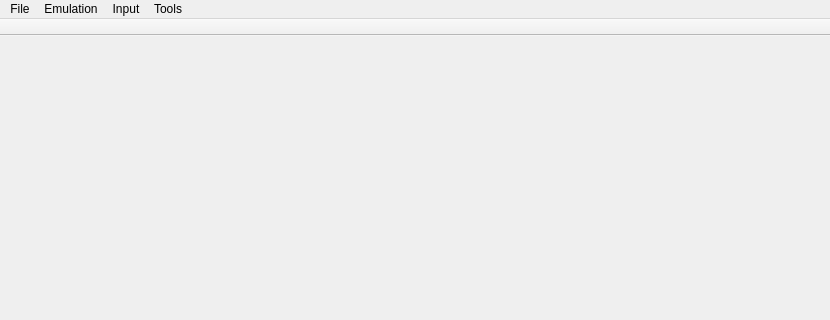
This is src/gui/main_window.ui in ProgrammierPatrick/c64pp as Qt 5 draws it before an edit; both pictures show x 0 to 830 and y 0 to 320 of the 830 by 656 pixel window. The edited form follows.
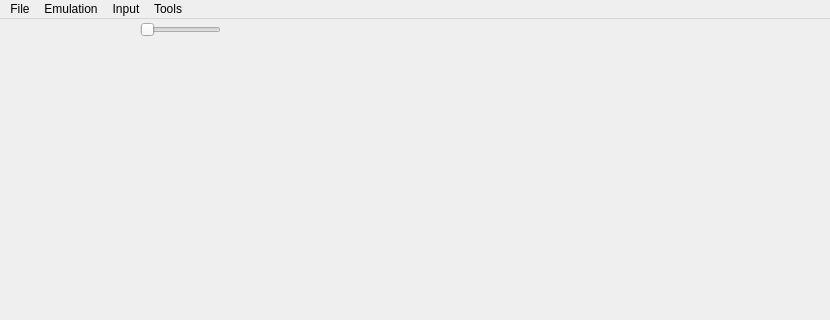
This is the edited form.

```diff
--- a/src/gui/main_window.ui
+++ b/src/gui/main_window.ui
@@ -17,10 +17,10 @@
    <widget class="QFrame" name="mainScreenFrame">
     <property name="geometry">
      <rect>
-      <x>10</x>
-      <y>10</y>
-      <width>808</width>
-      <height>568</height>
+      <x>0</x>
+      <y>30</y>
+      <width>831</width>
+      <height>541</height>
      </rect>
     </property>
     <property name="frameShape">
@@ -50,6 +50,285 @@
      </property>
     </layout>
    </widget>
+   <widget class="QPushButton" name="pause">
+    <property name="geometry">
+     <rect>
+      <x>10</x>
+      <y>0</y>
+      <width>21</width>
+      <height>23</height>
+     </rect>
+    </property>
+    <property name="toolTip">
+     <string>pause/continue</string>
+    </property>
+    <property name="text">
+     <string/>
+    </property>
+    <property name="flat">
+     <bool>true</bool>
+    </property>
+   </widget>
+   <widget class="QPushButton" name="reset">
+    <property name="geometry">
+     <rect>
+      <x>30</x>
+      <y>0</y>
+      <width>21</width>
+      <height>23</height>
+     </rect>
+    </property>
+    <property name="toolTip">
+     <string>reset</string>
+    </property>
+    <property name="text">
+     <string/>
+    </property>
+    <property name="flat">
+     <bool>true</bool>
+    </property>
+   </widget>
+   <widget class="QPushButton" name="keyboard">
+    <property name="geometry">
+     <rect>
+      <x>60</x>
+      <y>0</y>
+      <width>21</width>
+      <height>23</height>
+     </rect>
+    </property>
+    <property name="toolTip">
+     <string>keyboard</string>
+    </property>
+    <property name="text">
+     <string/>
+    </property>
+    <property name="flat">
+     <bool>true</bool>
+    </property>
+   </widget>
+   <widget class="QPushButton" name="joystick">
+    <property name="geometry">
+     <rect>
+      <x>80</x>
+      <y>0</y>
+      <width>21</width>
+      <height>23</height>
+     </rect>
+    </property>
+    <property name="toolTip">
+     <string>joystick</string>
+    </property>
+    <property name="text">
+     <string/>
+    </property>
+    <property name="flat">
+     <bool>true</bool>
+    </property>
+   </widget>
+   <widget class="QPushButton" name="mute">
+    <property name="geometry">
+     <rect>
+      <x>110</x>
+      <y>0</y>
+      <width>21</width>
+      <height>23</height>
+     </rect>
+    </property>
+    <property name="toolTip">
+     <string>toggle mute</string>
+    </property>
+    <property name="text">
+     <string/>
+    </property>
+    <property name="flat">
+     <bool>true</bool>
+    </property>
+   </widget>
+   <widget class="QSlider" name="volume">
+    <property name="geometry">
+     <rect>
+      <x>140</x>
+      <y>0</y>
+      <width>81</width>
+      <height>22</height>
+     </rect>
+    </property>
+    <property name="orientation">
+     <enum>Qt::Horizontal</enum>
+    </property>
+   </widget>
+   <widget class="QPushButton" name="step">
+    <property name="geometry">
+     <rect>
+      <x>260</x>
+      <y>0</y>
+      <width>21</width>
+      <height>23</height>
+     </rect>
+    </property>
+    <property name="toolTip">
+     <string>step single cycle</string>
+    </property>
+    <property name="text">
+     <string/>
+    </property>
+    <property name="flat">
+     <bool>true</bool>
+    </property>
+   </widget>
+   <widget class="QPushButton" name="step_instruction">
+    <property name="geometry">
+     <rect>
+      <x>240</x>
+      <y>0</y>
+      <width>21</width>
+      <height>23</height>
+     </rect>
+    </property>
+    <property name="toolTip">
+     <string>step instruction</string>
+    </property>
+    <property name="text">
+     <string/>
+    </property>
+    <property name="flat">
+     <bool>true</bool>
+    </property>
+   </widget>
+   <widget class="QPushButton" name="stepline">
+    <property name="geometry">
+     <rect>
+      <x>280</x>
+      <y>0</y>
+      <width>21</width>
+      <height>23</height>
+     </rect>
+    </property>
+    <property name="toolTip">
+     <string>step line</string>
+    </property>
+    <property name="text">
+     <string/>
+    </property>
+    <property name="flat">
+     <bool>true</bool>
+    </property>
+   </widget>
+   <widget class="QPushButton" name="stepframe">
+    <property name="geometry">
+     <rect>
+      <x>300</x>
+      <y>0</y>
+      <width>21</width>
+      <height>23</height>
+     </rect>
+    </property>
+    <property name="toolTip">
+     <string>step frame</string>
+    </property>
+    <property name="text">
+     <string/>
+    </property>
+    <property name="flat">
+     <bool>true</bool>
+    </property>
+   </widget>
+   <widget class="QPushButton" name="breakpoints">
+    <property name="geometry">
+     <rect>
+      <x>320</x>
+      <y>0</y>
+      <width>21</width>
+      <height>23</height>
+     </rect>
+    </property>
+    <property name="toolTip">
+     <string>breakpoints</string>
+    </property>
+    <property name="text">
+     <string/>
+    </property>
+    <property name="flat">
+     <bool>true</bool>
+    </property>
+   </widget>
+   <widget class="QPushButton" name="mpu_viewer">
+    <property name="geometry">
+     <rect>
+      <x>360</x>
+      <y>0</y>
+      <width>21</width>
+      <height>23</height>
+     </rect>
+    </property>
+    <property name="toolTip">
+     <string>MPU viewer</string>
+    </property>
+    <property name="text">
+     <string/>
+    </property>
+    <property name="flat">
+     <bool>true</bool>
+    </property>
+   </widget>
+   <widget class="QPushButton" name="ram_viewer">
+    <property name="geometry">
+     <rect>
+      <x>380</x>
+      <y>0</y>
+      <width>21</width>
+      <height>23</height>
+     </rect>
+    </property>
+    <property name="toolTip">
+     <string>RAM viewer</string>
+    </property>
+    <property name="text">
+     <string/>
+    </property>
+    <property name="flat">
+     <bool>true</bool>
+    </property>
+   </widget>
+   <widget class="QPushButton" name="cia_viewer">
+    <property name="geometry">
+     <rect>
+      <x>400</x>
+      <y>0</y>
+      <width>21</width>
+      <height>23</height>
+     </rect>
+    </property>
+    <property name="toolTip">
+     <string>CIA viewer</string>
+    </property>
+    <property name="text">
+     <string/>
+    </property>
+    <property name="flat">
+     <bool>true</bool>
+    </property>
+   </widget>
+   <widget class="QPushButton" name="vic_viewer">
+    <property name="geometry">
+     <rect>
+      <x>420</x>
+      <y>0</y>
+      <width>21</width>
+      <height>23</height>
+     </rect>
+    </property>
+    <property name="toolTip">
+     <string>VIC viewer</string>
+    </property>
+    <property name="text">
+     <string/>
+    </property>
+    <property name="flat">
+     <bool>true</bool>
+    </property>
+   </widget>
   </widget>
   <widget class="QMenuBar" name="menubar">
    <property name="geometry">
@@ -109,26 +388,6 @@
    <addaction name="menuDebug"/>
   </widget>
   <widget class="QStatusBar" name="statusbar"/>
-  <widget class="QToolBar" name="toolBar">
-   <property name="windowTitle">
-    <string>toolBar</string>
-   </property>
-   <property name="movable">
-    <bool>false</bool>
-   </property>
-   <property name="toolButtonStyle">
-    <enum>Qt::ToolButtonIconOnly</enum>
-   </property>
-   <property name="floatable">
-    <bool>false</bool>
-   </property>
-   <attribute name="toolBarArea">
-    <enum>TopToolBarArea</enum>
-   </attribute>
-   <attribute name="toolBarBreak">
-    <bool>false</bool>
-   </attribute>
-  </widget>
   <action name="actionStep">
    <property name="text">
     <string>Step</string>
```
